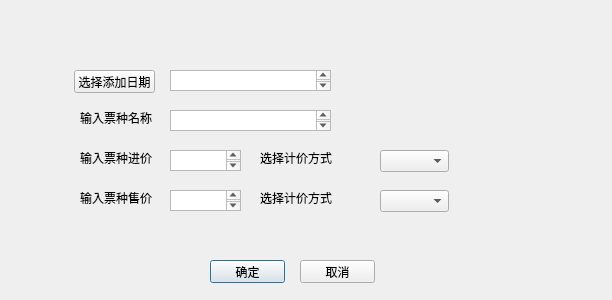
Before: the Qt Designer form ui/ticket.ui in leexuehan/ParamGenerator, drawn with Qt 5.
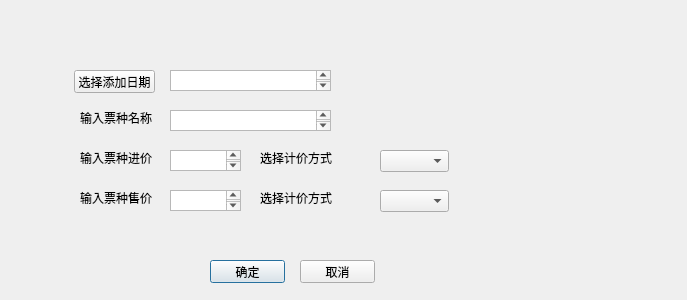
After: the same form once the commit is applied.

```diff
--- a/ui/ticket.ui
+++ b/ui/ticket.ui
@@ -6,7 +6,7 @@
    <rect>
     <x>0</x>
     <y>0</y>
-    <width>612</width>
+    <width>687</width>
     <height>300</height>
    </rect>
   </property>
```
